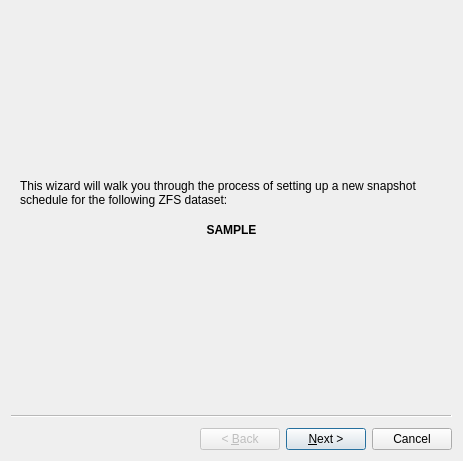
Old version of the form src-qt5/life-preserver/lp-gui/LPWizard.ui in the repository trueos/pcbsd.
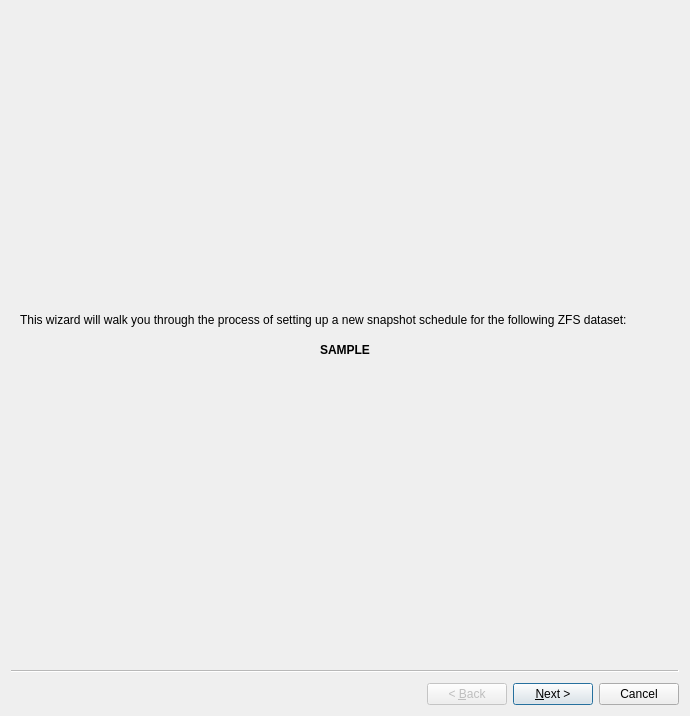
New version of the form. Icons and pictures are not drawn.

Commit message: Fix some layout issues

```diff
--- a/src-qt5/life-preserver/lp-gui/LPWizard.ui
+++ b/src-qt5/life-preserver/lp-gui/LPWizard.ui
@@ -9,8 +9,8 @@
    <rect>
     <x>0</x>
     <y>0</y>
-    <width>463</width>
-    <height>461</height>
+    <width>690</width>
+    <height>716</height>
    </rect>
   </property>
   <property name="windowTitle">
```
Left out of the diff: 329 changed lines with no effect on the pictures. Lines whose indentation alone changed are shown as unchanged.
